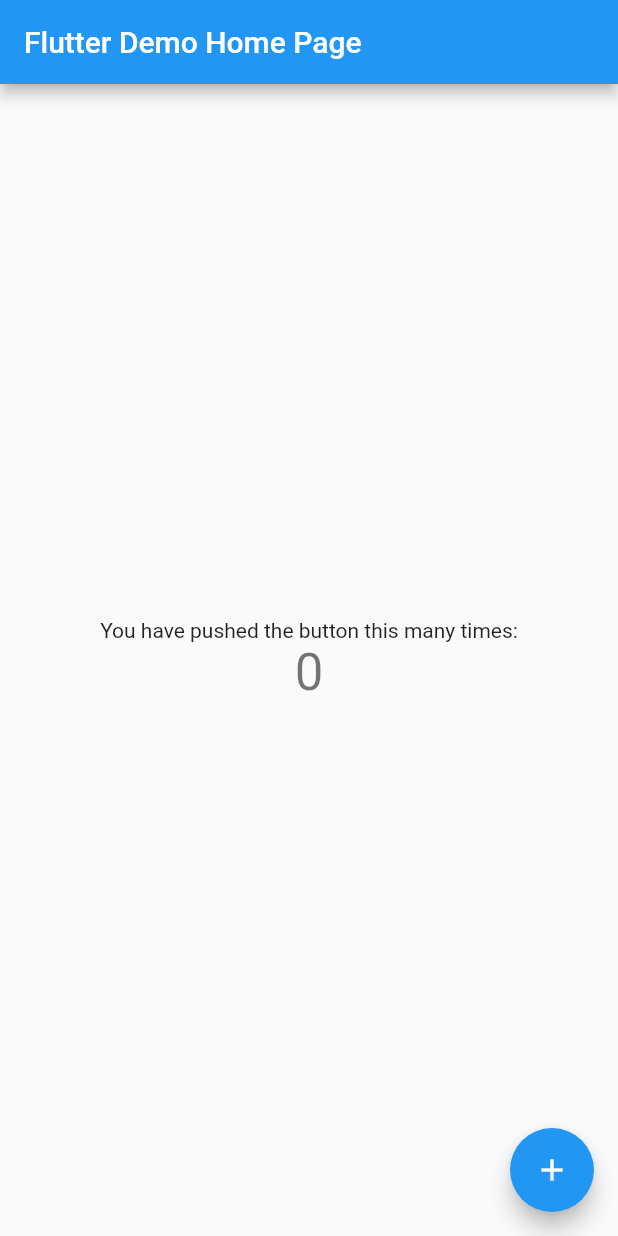
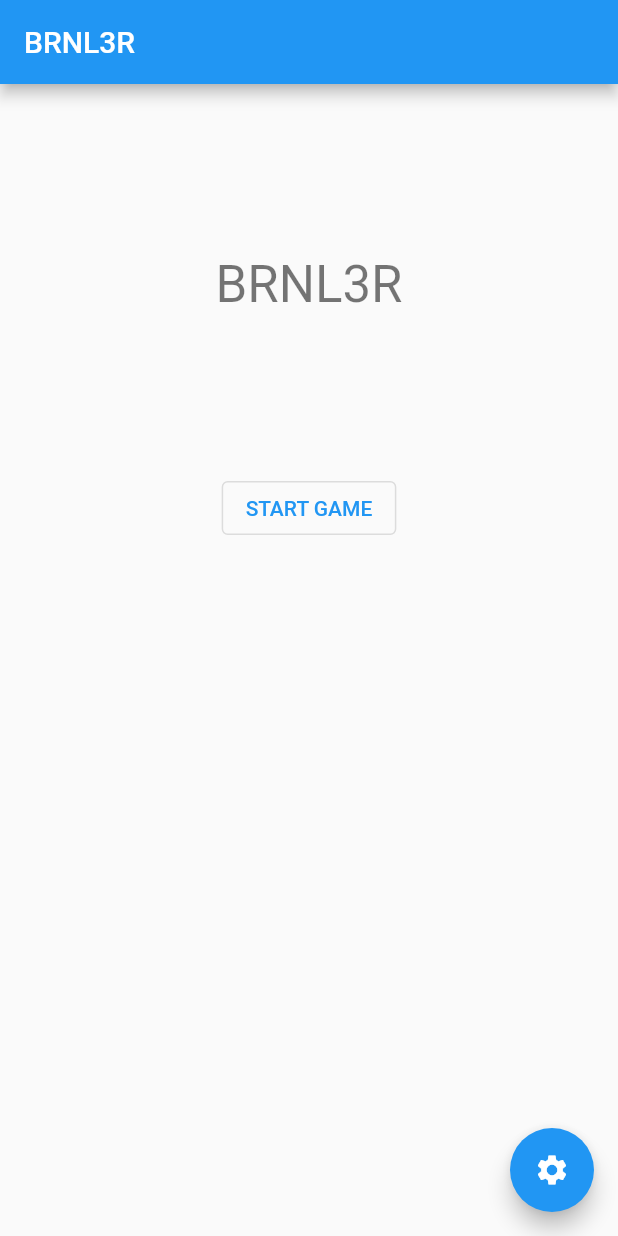
Before and after one commit to Golfeurs/Brnl3r, a Flutter app: the screen it shows after launch, on a phone screen of 412 x 824 dp. Run offline on Flutter 3.47's test engine with Material 2 defaults, Android fonts, the phone set to English and light mode, and no system bars; missing offline and left inert: dart:ffi.

Commit message:
add game_setup

```diff
--- /dev/null
+++ b/lib/activities/main_menu.dart
@@ -0,0 +1,51 @@
+import 'package:brnl3r/activities/game_setup.dart';
+import 'package:flutter/material.dart';
+
+class MyHomePage extends StatelessWidget {
+  const MyHomePage({Key? key}) : super(key: key);
+
+  final title = "BRNL3R";
+
+  @override
+  Widget build(BuildContext context) {
+    final header = Expanded(
+        flex: 1,
+        //padding: const EdgeInsets.symmetric(horizontal: 0, vertical: 30),
+        child: Center(
+          child: Text(
+            title,
+            style: Theme.of(context).textTheme.headlineMedium,
+          ),
+        )
+      );
+
+    final body = Expanded(
+      flex: 2,
+      child: Center(
+        child: Column(
+          children: [
+            OutlinedButton(
+              onPressed: () => Navigator.push(context, MaterialPageRoute(builder:
+                (_) => GameSetup(key: key,)
+              )), child: const Text("START GAME")
+            )
+          ],
+        ),
+      ));
+
+    return Scaffold(
+      appBar: AppBar(
+        title: Text(title),
+      ),
+      floatingActionButton: FloatingActionButton(
+        onPressed: () {},
+        child: const Icon(Icons.settings),
+      ),
+      body: Center(
+          child: Padding(
+        padding: const EdgeInsets.symmetric(vertical: 8.0, horizontal: 40.0),
+        child: Column(children: [header, body]),
+      )),
+    );
+  }
+}
--- a/lib/main.dart
+++ b/lib/main.dart
@@ -1,4 +1,6 @@
 import 'package:flutter/material.dart';
+
+import 'activities/main_menu.dart';
 
 void main() {
   runApp(const MyApp());
@@ -24,92 +26,14 @@
         // is not restarted.
         primarySwatch: Colors.blue,
       ),
-      home: const MyHomePage(title: 'Flutter Demo Home Page'),
+      home: const MyHomePage(),
+      // initialRoute: '/',
+      // routes: {
+      //   // When navigating to the "/" route, build the FirstScreen widget.
+      //   '/': (context) => const MyHomePage(),
+      //   // When navigating to the "/second" route, build the SecondScreen widget.
+      //   // '/second': (context) => const SecondScreen(),
+      // }
     );
   }
 }
-
-class MyHomePage extends StatefulWidget {
-  const MyHomePage({Key? key, required this.title}) : super(key: key);
-
-  // This widget is the home page of your application. It is stateful, meaning
-  // that it has a State object (defined below) that contains fields that affect
-  // how it looks.
-
-  // This class is the configuration for the state. It holds the values (in this
-  // case the title) provided by the parent (in this case the App widget) and
-  // used by the build method of the State. Fields in a Widget subclass are
-  // always marked "final".
-
-  final String title;
-
-  @override
-  State<MyHomePage> createState() => _MyHomePageState();
-}
-
-class _MyHomePageState extends State<MyHomePage> {
-  int _counter = 0;
-
-  void _incrementCounter() {
-    setState(() {
-      // This call to setState tells the Flutter framework that something has
-      // changed in this State, which causes it to rerun the build method below
-      // so that the display can reflect the updated values. If we changed
-      // _counter without calling setState(), then the build method would not be
-      // called again, and so nothing would appear to happen.
-      _counter++;
-    });
-  }
-
-  @override
-  Widget build(BuildContext context) {
-    // This method is rerun every time setState is called, for instance as done
-    // by the _incrementCounter method above.
-    //
-    // The Flutter framework has been optimized to make rerunning build methods
-    // fast, so that you can just rebuild anything that needs updating rather
-    // than having to individually change instances of widgets.
-    return Scaffold(
-      appBar: AppBar(
-        // Here we take the value from the MyHomePage object that was created by
-        // the App.build method, and use it to set our appbar title.
-        title: Text(widget.title),
-      ),
-      body: Center(
-        // Center is a layout widget. It takes a single child and positions it
-        // in the middle of the parent.
-        child: Column(
-          // Column is also a layout widget. It takes a list of children and
-          // arranges them vertically. By default, it sizes itself to fit its
-          // children horizontally, and tries to be as tall as its parent.
-          //
-          // Invoke "debug painting" (press "p" in the console, choose the
-          // "Toggle Debug Paint" action from the Flutter Inspector in Android
-          // Studio, or the "Toggle Debug Paint" command in Visual Studio Code)
-          // to see the wireframe for each widget.
-          //
-          // Column has various properties to control how it sizes itself and
-          // how it positions its children. Here we use mainAxisAlignment to
-          // center the children vertically; the main axis here is the vertical
-          // axis because Columns are vertical (the cross axis would be
-          // horizontal).
-          mainAxisAlignment: MainAxisAlignment.center,
-          children: <Widget>[
-            const Text(
-              'You have pushed the button this many times:',
-            ),
-            Text(
-              '$_counter',
-              style: Theme.of(context).textTheme.headline4,
-            ),
-          ],
-        ),
-      ),
-      floatingActionButton: FloatingActionButton(
-        onPressed: _incrementCounter,
-        tooltip: 'Increment',
-        child: const Icon(Icons.add),
-      ), // This trailing comma makes auto-formatting nicer for build methods.
-    );
-  }
-}
--- /dev/null
+++ b/lib/models/players.dart
@@ -0,0 +1,4 @@
+class Player {
+  final String name;
+  const Player(this.name);
+}
```
Also changed, not shown: lib/activities/game_setup.dart (added, +125 -0 lines).
